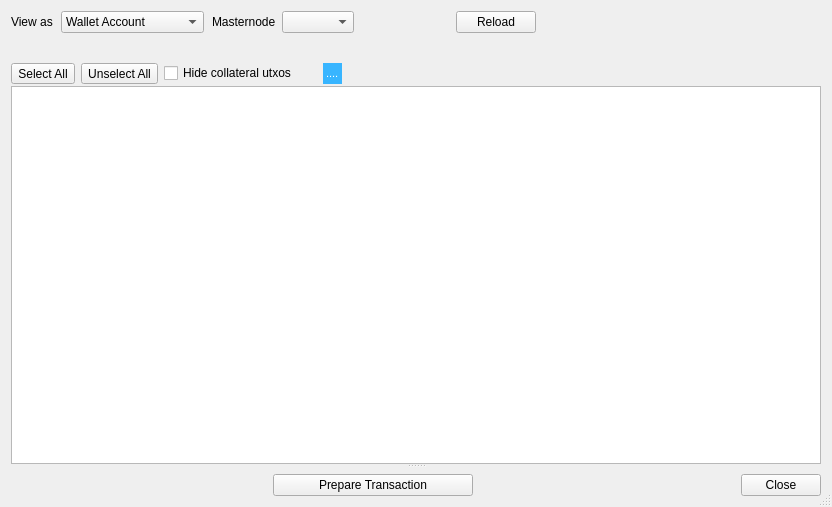
This is src/ui/ui_send_payout_dlg.ui in Bertrand256/dash-masternode-tool as Qt 5 draws it before an edit. The edited form follows.
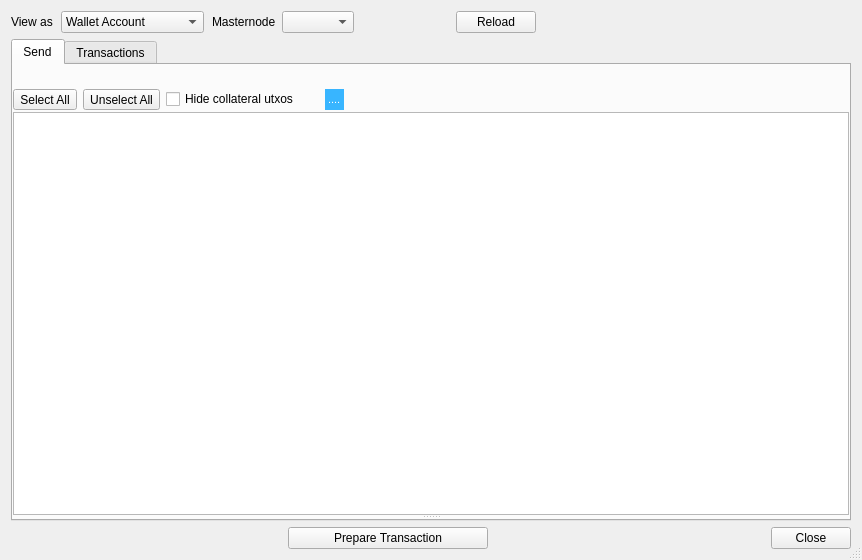
This is the edited form. The open tabs and pages were chosen to show the change.

Commit message: Wallet transaction history (part 1)

Patch:
```diff
--- a/src/ui/ui_send_payout_dlg.ui
+++ b/src/ui/ui_send_payout_dlg.ui
@@ -6,8 +6,8 @@
    <rect>
     <x>0</x>
     <y>0</y>
-    <width>832</width>
-    <height>507</height>
+    <width>862</width>
+    <height>560</height>
    </rect>
   </property>
   <property name="sizePolicy">
@@ -313,6 +313,28 @@
     </widget>
    </item>
    <item>
+    <widget class="QTabWidget" name="tabWidget">
+     <property name="currentIndex">
+      <number>1</number>
+     </property>
+     <widget class="QWidget" name="tab_send">
+      <attribute name="title">
+       <string>Send</string>
+      </attribute>
+      <layout class="QVBoxLayout" name="verticalLayout_5">
+       <property name="leftMargin">
+        <number>0</number>
+       </property>
+       <property name="topMargin">
+        <number>0</number>
+       </property>
+       <property name="rightMargin">
+        <number>0</number>
+       </property>
+       <property name="bottomMargin">
+        <number>0</number>
+       </property>
+       <item>
     <widget class="QSplitter" name="splitter">
      <property name="orientation">
       <enum>Qt::Vertical</enum>
@@ -493,6 +515,32 @@
           <enum>QFrame::StyledPanel</enum>
          </property>
         </widget>
+           </item>
+          </layout>
+         </widget>
+        </widget>
+       </item>
+      </layout>
+     </widget>
+     <widget class="QWidget" name="tab_transactions">
+      <attribute name="title">
+       <string>Transactions</string>
+      </attribute>
+      <layout class="QHBoxLayout" name="horizontalLayout_5">
+       <property name="leftMargin">
+        <number>6</number>
+       </property>
+       <property name="topMargin">
+        <number>6</number>
+       </property>
+       <property name="rightMargin">
+        <number>6</number>
+       </property>
+       <property name="bottomMargin">
+        <number>6</number>
+       </property>
+       <item>
+        <widget class="QTableView" name="tabViewTransactions"/>
        </item>
       </layout>
      </widget>
```
Lines whose indentation alone changed are shown as unchanged. The commit also changes 12 other files.
